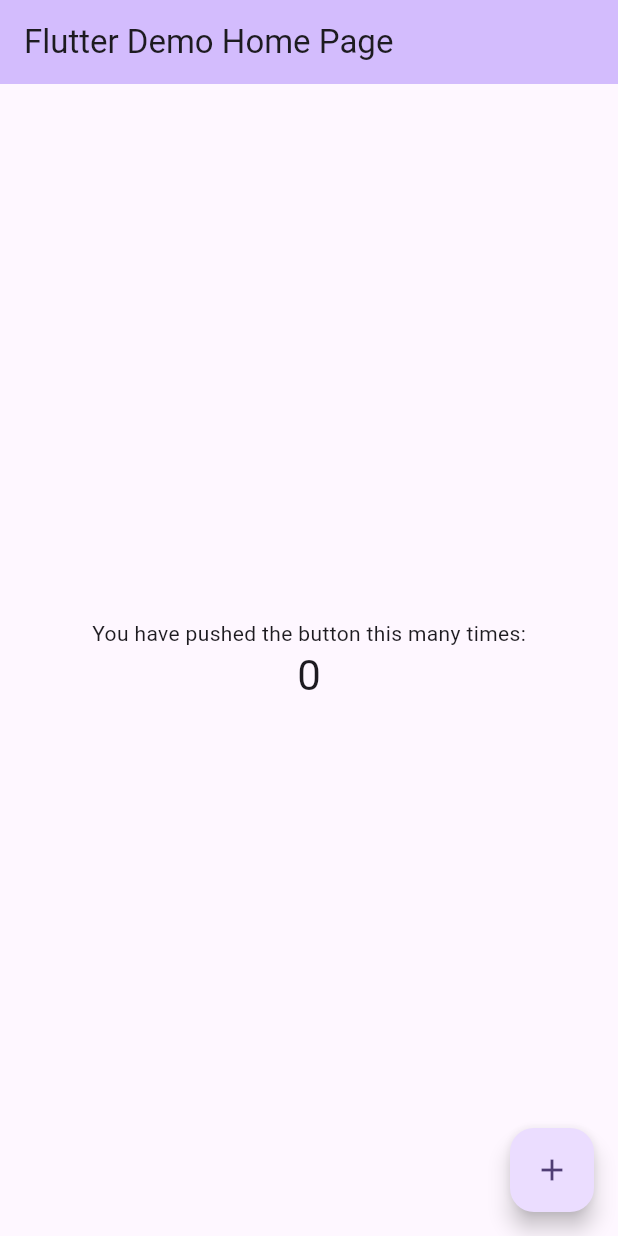
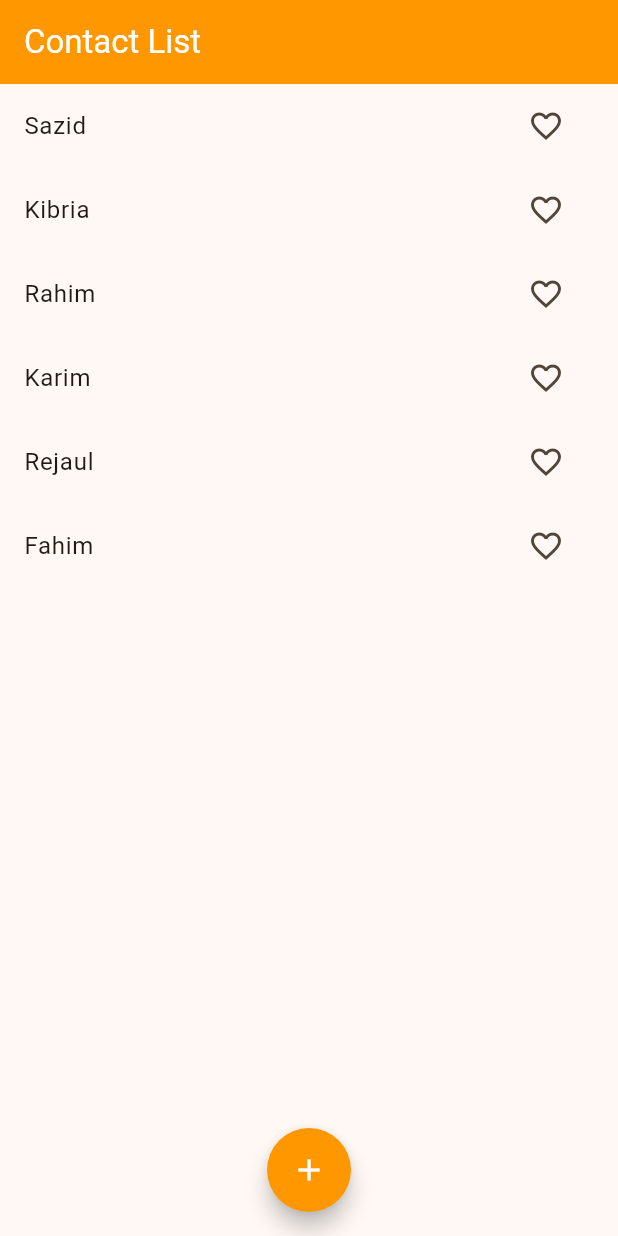
Before and after one commit to sazid78/contact_app, a Flutter app: the screen it shows after launch, on a phone screen of 412 x 824 dp. Run offline on Flutter 3.47's test engine with Material 3 defaults, Android fonts, the phone set to English and light mode, and no system bars.

Commit message:
simple contact

```diff
--- /dev/null
+++ b/lib/db/temp_db.dart
@@ -0,0 +1,10 @@
+import 'package:contact_app/models/contact_model.dart';
+
+final contactList = [
+  ContactModel(id: 1, contactName: "Sazid", mobile: "01902175078"),
+  ContactModel(id: 1, contactName: "Kibria", mobile: "01985987412"),
+  ContactModel(id: 1, contactName: "Rahim", mobile: "01825457896"),
+  ContactModel(id: 1, contactName: "Karim", mobile: "01302457896"),
+  ContactModel(id: 1, contactName: "Rejaul", mobile: "01566457898"),
+  ContactModel(id: 1, contactName: "Fahim", mobile: "01725968741"),
+];
--- a/lib/main.dart
+++ b/lib/main.dart
@@ -1,3 +1,6 @@
+import 'package:contact_app/screens/contact_details_screen.dart';
+import 'package:contact_app/screens/home_screen.dart';
+import 'package:contact_app/screens/new_contact.dart';
 import 'package:flutter/material.dart';
 
 void main() {
@@ -7,119 +10,22 @@ void main() {
 class MyApp extends StatelessWidget {
   const MyApp({super.key});
 
-  // This widget is the root of your application.
   @override
   Widget build(BuildContext context) {
     return MaterialApp(
-      title: 'Flutter Demo',
+      debugShowCheckedModeBanner: false,
+      title: "Contact App",
       theme: ThemeData(
-        // This is the theme of your application.
-        //
-        // TRY THIS: Try running your application with "flutter run". You'll see
-        // the application has a purple toolbar. Then, without quitting the app,
-        // try changing the seedColor in the colorScheme below to Colors.green
-        // and then invoke "hot reload" (save your changes or press the "hot
-        // reload" button in a Flutter-supported IDE, or press "r" if you used
-        // the command line to start the app).
-        //
-        // Notice that the counter didn't reset back to zero; the application
-        // state is not lost during the reload. To reset the state, use hot
-        // restart instead.
-        //
-        // This works for code too, not just values: Most code changes can be
-        // tested with just a hot reload.
-        colorScheme: ColorScheme.fromSeed(seedColor: Colors.deepPurple),
-        useMaterial3: true,
+        colorSchemeSeed: Colors.orange,
+        // primaryColor: Colors.orange,
+        useMaterial3: true
       ),
-      home: const MyHomePage(title: 'Flutter Demo Home Page'),
+      initialRoute: HomeScreen.routeName,
+      routes: {
+        HomeScreen.routeName : (context) => const HomeScreen(),
+        ContactDetailsScreen.routeName : (context) => const ContactDetailsScreen(),
+        ContactFormScreen.routeName : (context) => const ContactFormScreen(),
+      },
     );
   }
 }
-
-class MyHomePage extends StatefulWidget {
-  const MyHomePage({super.key, required this.title});
-
-  // This widget is the home page of your application. It is stateful, meaning
-  // that it has a State object (defined below) that contains fields that affect
-  // how it looks.
-
-  // This class is the configuration for the state. It holds the values (in this
-  // case the title) provided by the parent (in this case the App widget) and
-  // used by the build method of the State. Fields in a Widget subclass are
-  // always marked "final".
-
-  final String title;
-
-  @override
-  State<MyHomePage> createState() => _MyHomePageState();
-}
-
-class _MyHomePageState extends State<MyHomePage> {
-  int _counter = 0;
-
-  void _incrementCounter() {
-    setState(() {
-      // This call to setState tells the Flutter framework that something has
-      // changed in this State, which causes it to rerun the build method below
-      // so that the display can reflect the updated values. If we changed
-      // _counter without calling setState(), then the build method would not be
-      // called again, and so nothing would appear to happen.
-      _counter++;
-    });
-  }
-
-  @override
-  Widget build(BuildContext context) {
-    // This method is rerun every time setState is called, for instance as done
-    // by the _incrementCounter method above.
-    //
-    // The Flutter framework has been optimized to make rerunning build methods
-    // fast, so that you can just rebuild anything that needs updating rather
-    // than having to individually change instances of widgets.
-    return Scaffold(
-      appBar: AppBar(
-        // TRY THIS: Try changing the color here to a specific color (to
-        // Colors.amber, perhaps?) and trigger a hot reload to see the AppBar
-        // change color while the other colors stay the same.
-        backgroundColor: Theme.of(context).colorScheme.inversePrimary,
-        // Here we take the value from the MyHomePage object that was created by
-        // the App.build method, and use it to set our appbar title.
-        title: Text(widget.title),
-      ),
-      body: Center(
-        // Center is a layout widget. It takes a single child and positions it
-        // in the middle of the parent.
-        child: Column(
-          // Column is also a layout widget. It takes a list of children and
-          // arranges them vertically. By default, it sizes itself to fit its
-          // children horizontally, and tries to be as tall as its parent.
-          //
-          // Column has various properties to control how it sizes itself and
-          // how it positions its children. Here we use mainAxisAlignment to
-          // center the children vertically; the main axis here is the vertical
-          // axis because Columns are vertical (the cross axis would be
-          // horizontal).
-          //
-          // TRY THIS: Invoke "debug painting" (choose the "Toggle Debug Paint"
-          // action in the IDE, or press "p" in the console), to see the
-          // wireframe for each widget.
-          mainAxisAlignment: MainAxisAlignment.center,
-          children: <Widget>[
-            const Text(
-              'You have pushed the button this many times:',
-            ),
-            Text(
-              '$_counter',
-              style: Theme.of(context).textTheme.headlineMedium,
-            ),
-          ],
-        ),
-      ),
-      floatingActionButton: FloatingActionButton(
-        onPressed: _incrementCounter,
-        tooltip: 'Increment',
-        child: const Icon(Icons.add),
-      ), // This trailing comma makes auto-formatting nicer for build methods.
-    );
-  }
-}
--- /dev/null
+++ b/lib/screens/home_screen.dart
@@ -0,0 +1,51 @@
+import 'package:contact_app/db/temp_db.dart';
+import 'package:contact_app/screens/contact_details_screen.dart';
+import 'package:contact_app/screens/new_contact.dart';
+import 'package:flutter/material.dart';
+
+class HomeScreen extends StatefulWidget {
+  static const String routeName = '/';
+  const HomeScreen({super.key});
+
+  @override
+  State<HomeScreen> createState() => _HomeScreenState();
+}
+
+class _HomeScreenState extends State<HomeScreen> {
+  @override
+  Widget build(BuildContext context) {
+    return Scaffold(
+      floatingActionButtonLocation: FloatingActionButtonLocation.centerFloat,
+      floatingActionButton: FloatingActionButton(
+        backgroundColor: Colors.orange,
+        shape: RoundedRectangleBorder(
+          borderRadius: BorderRadius.circular(50),
+        ),
+        onPressed: (){
+        Navigator.pushNamed(context, ContactFormScreen.routeName);
+      },child:  Icon(Icons.add,color: Colors.white,),),
+        appBar: AppBar(
+          title: Text(
+            "Contact List",
+            style: TextStyle(color: Colors.white),
+          ),
+          backgroundColor: Colors.orange,
+        ),
+        body: ListView.builder(
+            itemCount: contactList.length,
+            itemBuilder: (context, index) {
+              final contact = contactList[index];
+              return ListTile(
+                onTap: (){
+                  Navigator.pushNamed(context, ContactDetailsScreen.routeName, arguments: contact);
+                },
+                title: Text(contact.contactName),
+                trailing: IconButton(
+                    onPressed: () {},
+                    icon: Icon(contact.favorite
+                        ? Icons.favorite
+                        : Icons.favorite_border)),
+              );
+            }));
+  }
+}
--- a/pubspec.yaml
+++ b/pubspec.yaml
@@ -59,9 +59,8 @@ flutter:
   uses-material-design: true
 
   # To add assets to your application, add an assets section, like this:
-  # assets:
-  #   - images/a_dot_burr.jpeg
-  #   - images/a_dot_ham.jpeg
+  assets:
+    - images/
 
   # An image asset can refer to one or more resolution-specific "variants", see
   # https://flutter.dev/assets-and-images/#resolution-aware
```
Also changed, not shown: lib/models/contact_model.dart (added, +23 -0 lines), lib/screens/contact_details_screen.dart (added, +75 -0 lines), lib/screens/new_contact.dart (added, +18 -0 lines), images/person.png (added).
